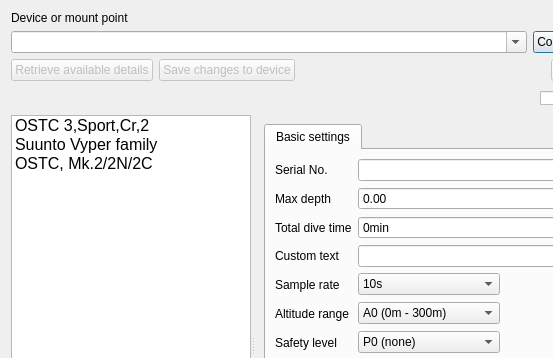
First picture: the form in desktop-widgets/configuredivecomputerdialog.ui, repository subsurface/subsurface, before the edit; both pictures show x 0 to 553 and y 0 to 358 of the 842 by 614 pixel window.
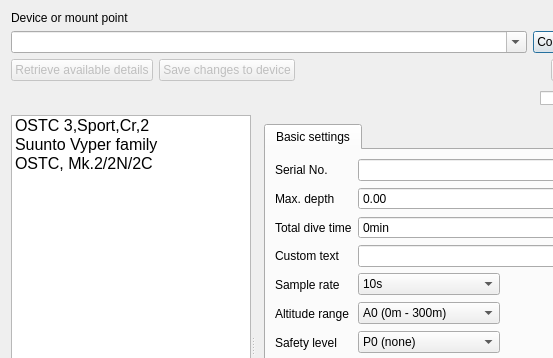
Second picture: the form after the edit. The open tabs and pages were chosen to show the change. Icons and pictures are not drawn.

What changed in the file:
```diff
--- a/desktop-widgets/configuredivecomputerdialog.ui
+++ b/desktop-widgets/configuredivecomputerdialog.ui
@@ -1693,7 +1693,7 @@
             <item row="1" column="0">
              <widget class="QLabel" name="label_18">
               <property name="text">
-               <string>Max depth</string>
+               <string>Max. depth</string>
               </property>
              </widget>
             </item>
```
